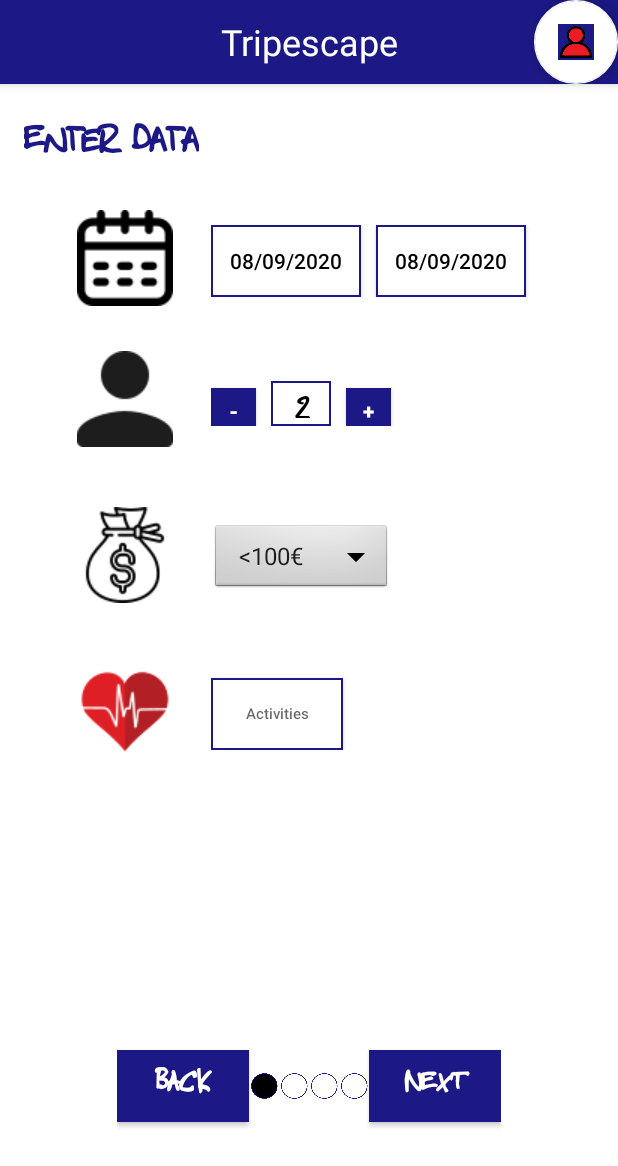
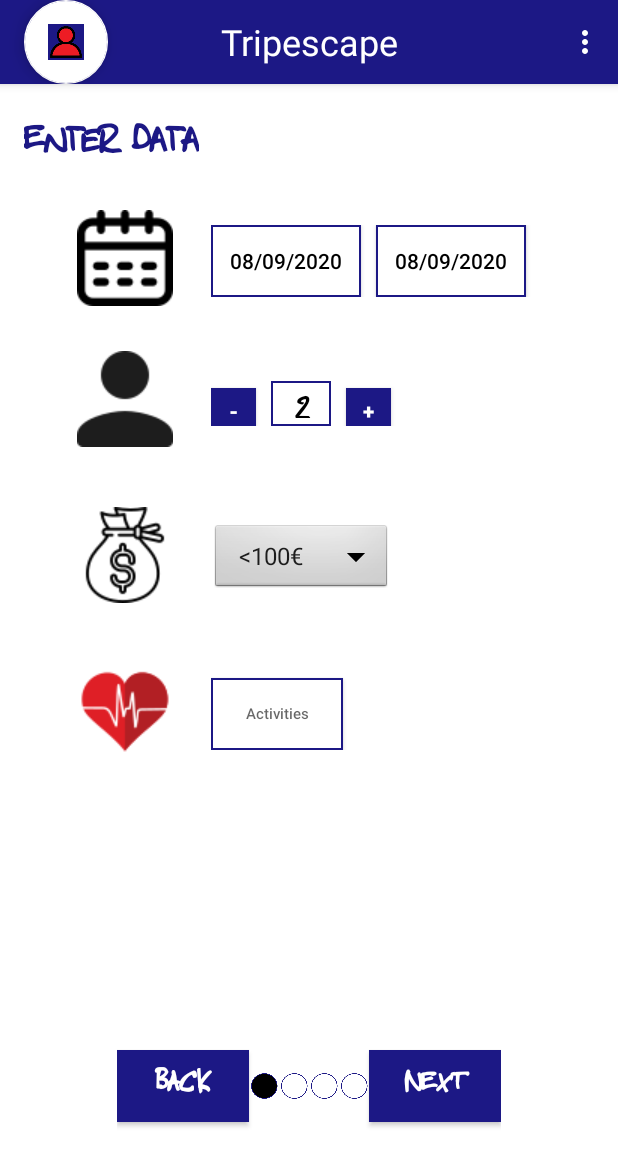
Before and after one commit to emcaste93/Tripscape, an Android app: the screen it shows after launch (MainActivity), on a phone screen of 412 x 824 dp. Shown: the top 1166 px of the screen. Run offline under Robolectric (Android 15) with nearby library versions, the phone set to English and light mode, and no system bars; our stand-ins replace Firebase (no records; nobody signed in at launch, a user with empty details on screens opened directly).

Commit message:
Added menu - about to main activity

```diff
--- a/app/src/main/java/com/example/tripscape/presentation/MainActivity.java
+++ b/app/src/main/java/com/example/tripscape/presentation/MainActivity.java
@@ -1,9 +1,14 @@
 package com.example.tripscape.presentation;
 
 import androidx.appcompat.app.AppCompatActivity;
+import androidx.appcompat.widget.Toolbar;
 import androidx.fragment.app.Fragment;
 
+import android.app.AlertDialog;
+import android.content.DialogInterface;
 import android.os.Bundle;
+import android.view.Menu;
+import android.view.MenuItem;
 import android.view.View;
 import android.widget.Button;
 import android.widget.ImageView;
@@ -29,6 +34,7 @@
     TripPlanFragment tripPlanFragment;
     int pageNum = 0;
     ImageView c1, c2, c3, c4;
+    Toolbar toolbar;
 
     ArrayList<ImageView> circleList = new ArrayList<>();
     ArrayList<Fragment> fragmentList = new ArrayList<>();
@@ -44,14 +50,14 @@
         init();
 
         //Add action listeners for buttons
-        buttonNext.setOnClickListener(new View.OnClickListener(){
+        buttonNext.setOnClickListener(new View.OnClickListener() {
             @Override
             public void onClick(View view) {
                 updateNextPageOverview(true, view);
             }
         });
 
-        buttonBack.setOnClickListener(new View.OnClickListener(){
+        buttonBack.setOnClickListener(new View.OnClickListener() {
             @Override
             public void onClick(View view) {
                 updateNextPageOverview(false, view);
@@ -89,14 +95,43 @@
         fragmentList.add(chooseDestinationFragment);
         fragmentList.add(manageActivitiesFragment);
         fragmentList.add(tripPlanFragment);
-        buttonNext =  findViewById(R.id.nextButton);
-        buttonBack =  findViewById(R.id.backButton);
-        titleList =  Arrays.asList(getString(R.string.enterDataTitle), getString(R.string.chooseDestinationTitle),
-                getString(R.string.manageActivitesTitle),getString(R.string.tripPlanTitle));
+        buttonNext = findViewById(R.id.nextButton);
+        buttonBack = findViewById(R.id.backButton);
+        toolbar = findViewById(R.id.toolbar);
+
+        toolbar.setOnMenuItemClickListener(new Toolbar.OnMenuItemClickListener() {
+
+            @Override
+            public boolean onMenuItemClick(MenuItem item) {
+
+                if(item.getItemId()==R.id.action_about)
+                {
+                    AlertDialog alertDialog = new AlertDialog.Builder(MainActivity.this).create();
+                    alertDialog.setTitle(R.string.about);
+                    alertDialog.setMessage(getResources().getString(R.string.app_description));
+                    alertDialog.setButton(AlertDialog.BUTTON_NEUTRAL, "OK",
+                            new DialogInterface.OnClickListener() {
+                                public void onClick(DialogInterface dialog, int which) {
+                                    dialog.dismiss();
+                                }
+                            });
+                    alertDialog.show();
+                }
+                else{
+                    // do something
+                }
+
+                return false;
+            }
+        });
+
+        titleList = Arrays.asList(getString(R.string.enterDataTitle), getString(R.string.chooseDestinationTitle),
+                getString(R.string.manageActivitesTitle), getString(R.string.tripPlanTitle));
+        toolbar.inflateMenu(R.menu.menu_manageactivities);
     }
 
     public void changeFragment(Fragment fragment, Attraction attraction) {
-       if(AttractionDetailsFragment.class.isInstance(fragment)) {
+        if (AttractionDetailsFragment.class.isInstance(fragment)) {
             detailsFragmentActive = true;
             Bundle bundle = new Bundle();
             bundle.putSerializable("attraction", attraction);
@@ -106,22 +141,22 @@
     }
 
     private void updateNextPageOverview(boolean goNextPage, View view) {
-        if(detailsFragmentActive) {
+        if (detailsFragmentActive) {
             Fragment f = fragmentList.get(pageNum);
             changeFragment(f, null);
             detailsFragmentActive = false;
-            return ;
+            return;
         }
         //Safety check OutOfBound
-        if(goNextPage && pageNum >= 3) {
+        if (goNextPage && pageNum >= 3) {
             Snackbar.make(view, R.string.nextPressedError, Snackbar.LENGTH_LONG)
                     .setAction("Action", null).show();
-            return ;
+            return;
         }
-        if(!goNextPage && pageNum == 0) {
+        if (!goNextPage && pageNum == 0) {
             Snackbar.make(view, R.string.backPressedError, Snackbar.LENGTH_LONG)
                     .setAction("Action", null).show();
-            return ;
+            return;
         }
 
         //Reset old Page
--- a/app/src/main/res/layout/main_layout.xml
+++ b/app/src/main/res/layout/main_layout.xml
@@ -25,12 +25,12 @@
                 android:layout_gravity="center"
                 android:textColor="@color/colorWhite"
                 android:textSize="@dimen/title_size"/>
-            <com.google.android.material.floatingactionbutton.FloatingActionButton
+                <com.google.android.material.floatingactionbutton.FloatingActionButton
                 android:id="@+id/button_next"
                 android:layout_width="wrap_content"
                 android:layout_height="wrap_content"
-                android:layout_gravity="bottom|right"
-                app:srcCompat="@drawable/user_icon_off" />
+                android:layout_gravity="bottom|left"
+                app:srcCompat="@drawable/user_icon_off"/>
         </androidx.appcompat.widget.Toolbar>
     </com.google.android.material.appbar.AppBarLayout>
     <LinearLayout
--- /dev/null
+++ b/app/src/main/res/menu/menu_manageactivities.xml
@@ -0,0 +1,11 @@
+<?xml version="1.0" encoding="utf-8"?>
+<menu xmlns:android="http://schemas.android.com/apk/res/android"
+    xmlns:app="http://schemas.android.com/apk/res-auto"
+    xmlns:tools="http://schemas.android.com/tools"
+    tools:context=".MainActivity">
+
+    <item android:id="@+id/action_about"
+        android:orderInCategory="100"
+        android:title="@string/about"
+        app:showAsAction="never" />
+</menu>
--- a/app/src/main/res/values/strings.xml
+++ b/app/src/main/res/values/strings.xml
@@ -30,4 +30,7 @@
     <string name="total_price_summary">Total price summary</string>
     <string name="total_price">Total price</string>
     <string name="not_included">Not included</string>
+    <string name="about">About</string>
+    <string name="app_description">"Tripescape, plan your excursions and sport activities in the easiest way! \nBecause it matters what you want to do and not where."</string>
+
 </resources>
```
Also changed, not shown: 1 other file. Lines whose indentation alone changed are shown as unchanged.
